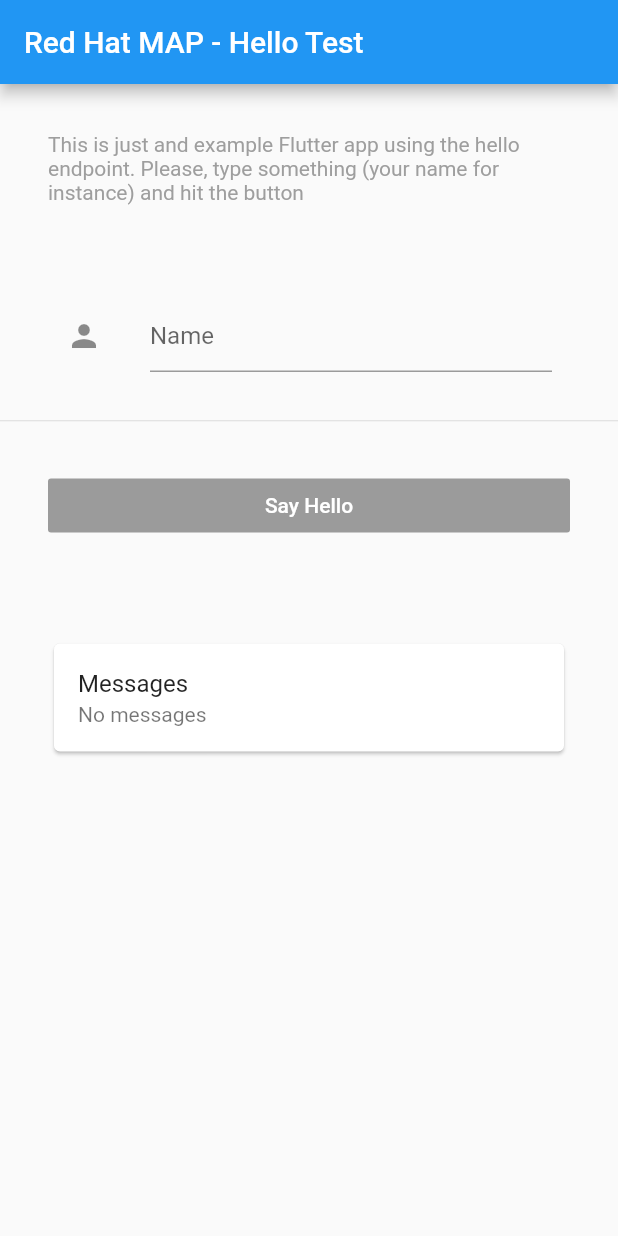
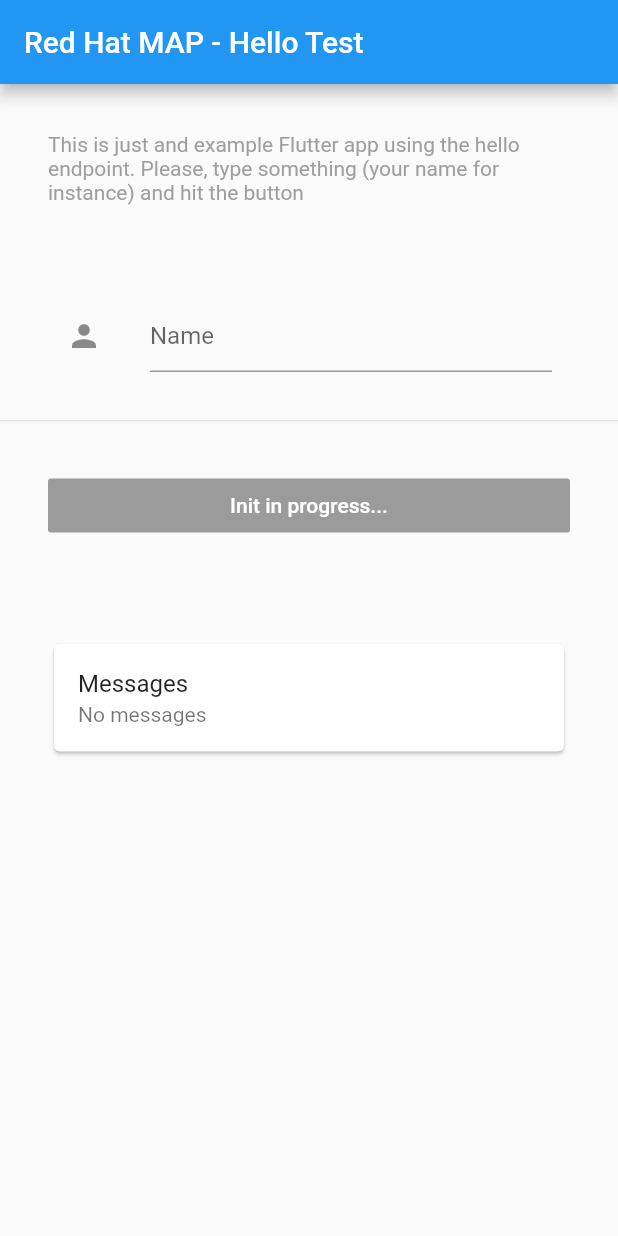
Before and after one commit to cvicens/flutter-fh, a Flutter app: the screen it shows after launch, on a phone screen of 412 x 824 dp. Run offline on Flutter 3.47's test engine with Material 2 defaults, Android fonts, the phone set to English and light mode, and no system bars.

Commit message:
Version beta 0.2

```diff
--- a/example/lib/main.dart
+++ b/example/lib/main.dart
@@ -105,7 +105,7 @@
 
     try {
       Map options = {
-        "path": "/hello?hello=" + hello,
+        "path": "/hello?hello=" + hello.replaceAll(' ', ''),
         "method": "GET",
         "contentType": "application/json",
         "timeout": 25000 // timeout value specified in milliseconds. Default: 60000 (60s)
@@ -204,7 +204,7 @@
             new Container(
               padding: const EdgeInsets.all(32.0),
               child: new RaisedButton(
-                child: const Text('Say Hello'),
+                child: new Text(_FhInit ? 'Say Hello' : 'Init in progress...'),
                 color: Theme.of(context).primaryColor,
                 textColor: Colors.white,
                 onPressed: !_FhInit ? null : () {
```
